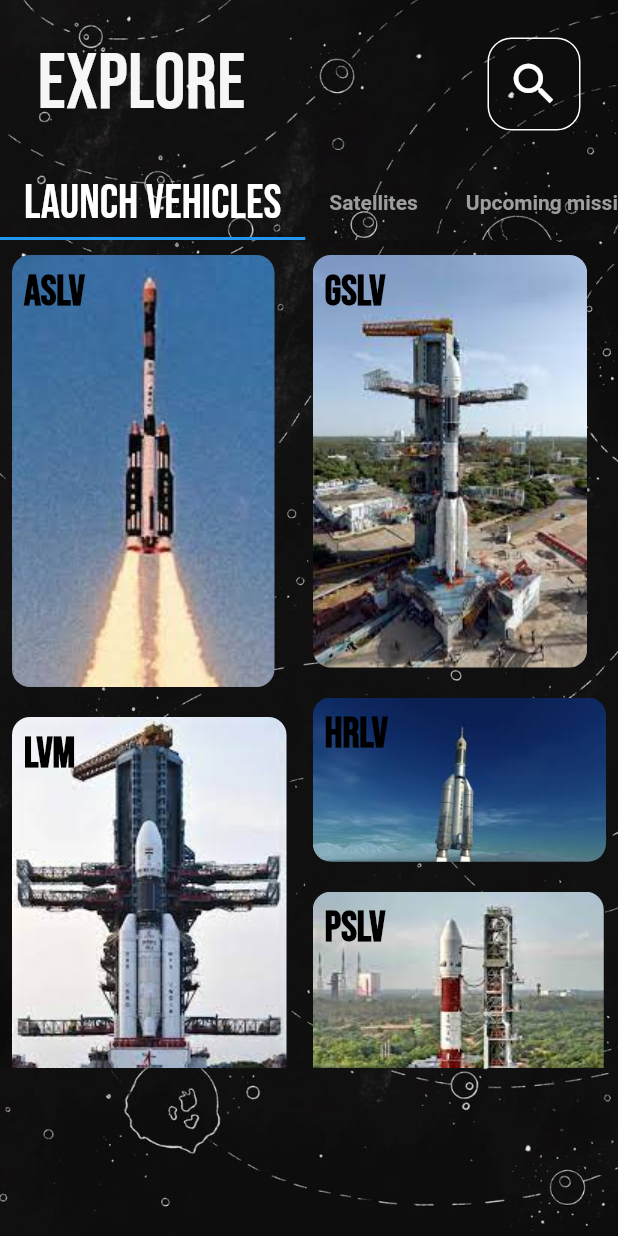
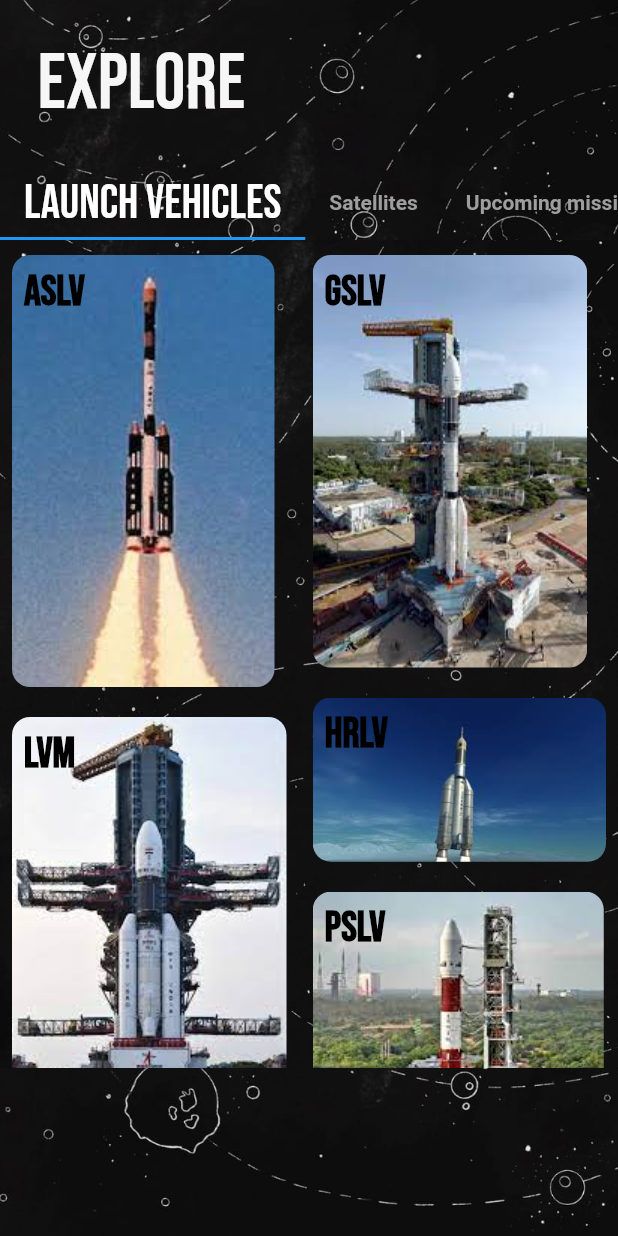
Before and after one commit to raghavendrashande/isro_chronicles, a Flutter app: the screen it shows once a user with an empty profile is signed in, on a phone screen of 412 x 824 dp. Run offline on Flutter 3.47's test engine with Material 2 defaults, Android fonts, the phone set to English and light mode, and no system bars; our stand-ins replace firebase_auth, firebase_core, google_fonts, google_sign_in; accounts and stored records are empty.

Commit message:
removed redundant code

```diff
--- a/lib/pages/home_page.dart
+++ b/lib/pages/home_page.dart
@@ -11,7 +11,6 @@ class Homepage extends StatefulWidget {
 
 class _HomepageState extends State<Homepage> {
 
-  void searchbuttontapped(){}
 
   List taboptions = [
     ['Launch vehicles',launchtab()],
@@ -34,7 +33,6 @@ class _HomepageState extends State<Homepage> {
             child: ListView(
               children: [
                 MyAppBar(
-                  onSearchTap: searchbuttontapped,
                   title: 'Explore'
                   ),
                   SizedBox(
--- a/lib/widgets.dart
+++ b/lib/widgets.dart
@@ -4,11 +4,9 @@ import 'package:isro_chronicle/data.dart/updata.dart';
 
 class MyAppBar extends StatelessWidget {
   final String title;
-  final VoidCallback onSearchTap;
 
   MyAppBar({
     Key? key,
-    required this.onSearchTap,
     required this.title,
   }) : super(key: key);
 
@@ -25,22 +23,6 @@ class MyAppBar extends StatelessWidget {
                 style: GoogleFonts.bebasNeue(
                   fontSize: 52,
                   color: Color.fromARGB(245, 255, 255, 255)
-                ),
-              ),
-            ),
-            GestureDetector(
-              onTap: onSearchTap,
-              child: Container(
-                padding: EdgeInsets.all(12),
-                decoration: BoxDecoration(
-                  border: Border.all(color: Colors.white),
-                  borderRadius: BorderRadius.circular(16),
-                  color: Color.fromARGB(0, 66, 66, 66),
-                ),
-                child: Icon(
-                  Icons.search,
-                  size: 36,
-                  color: Colors.white,
                 ),
               ),
             ),
```
